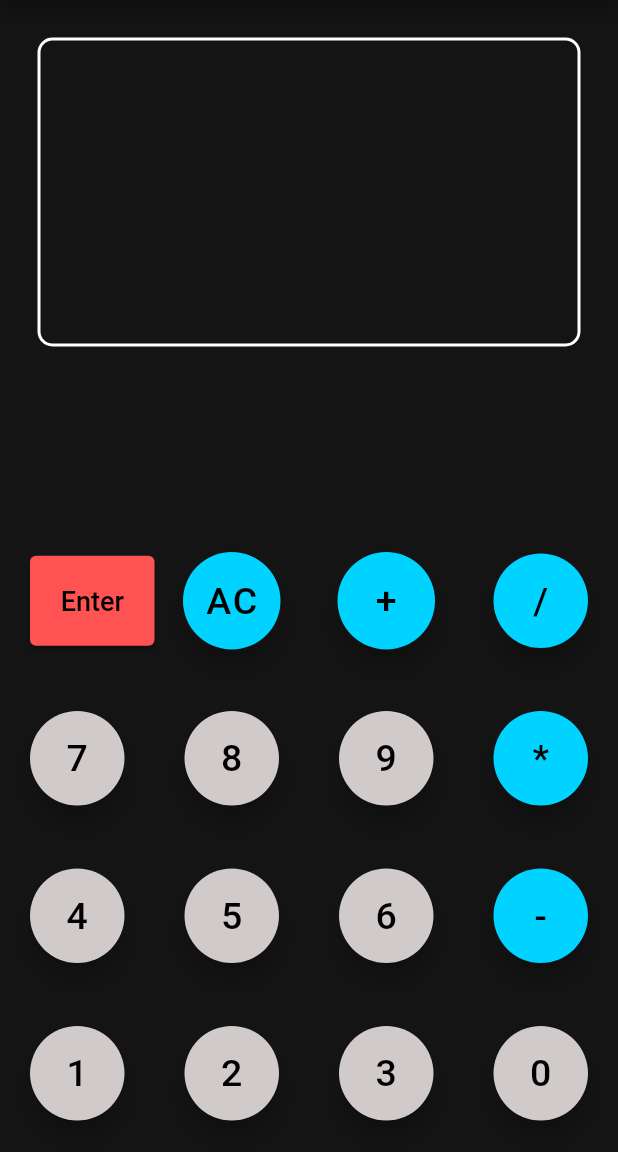
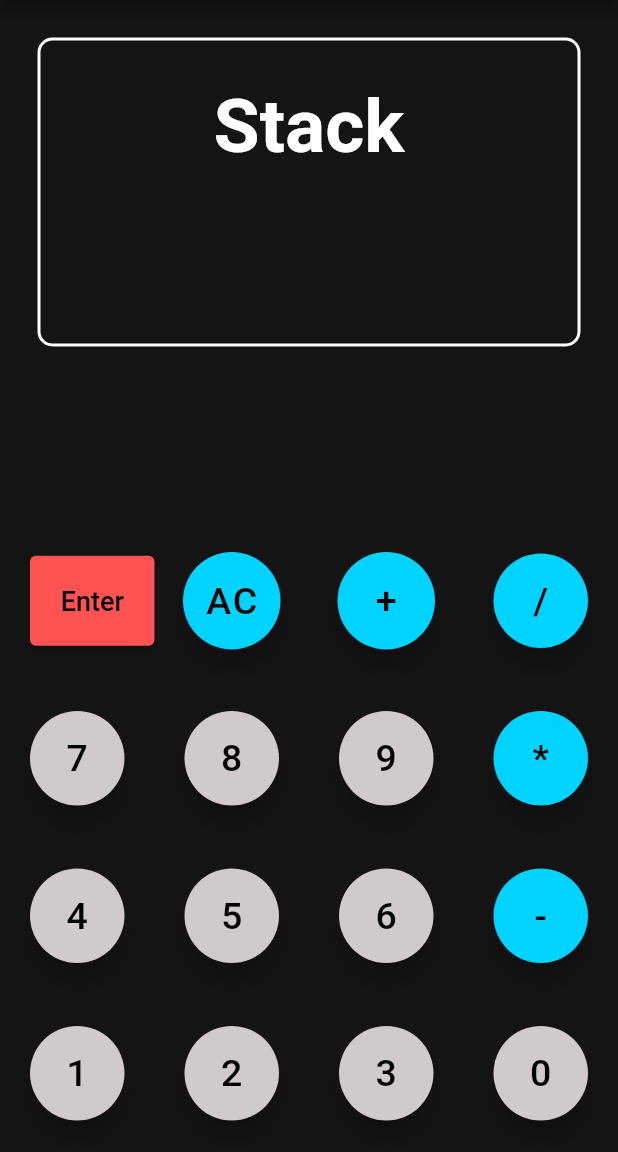
Before and after one commit to MathiasKrarup/RPN_Calculator, a Flutter app: the screen it shows after launch, on a phone screen of 412 x 824 dp, the part 84-1236 px from its top. Run offline on Flutter 3.47's test engine with Material 2 defaults, Android fonts, the phone set to English and light mode, and no system bars.

Commit message:
working on function

```diff
--- /dev/null
+++ b/lib/Backend/CommandPattern.dart
@@ -0,0 +1,73 @@
+abstract class Command {
+  void execute();
+}
+
+class AdditionCommand implements Command {
+  final List<double> stack;
+  List<double> _previousStack = [];
+
+  AdditionCommand(this.stack);
+
+  @override
+  void execute() {
+    if (stack.length >= 2) {
+      var b = stack.removeLast();
+      var a = stack.removeLast();
+      _previousStack = List.from(stack);
+      stack.add(a + b);
+    }
+  }
+
+  @override
+  undo(List<num> registry) {
+    if (_previousStack.isNotEmpty) {
+      stack.clear();
+      stack.addAll(_previousStack);
+    }
+  }
+}
+
+class SubtractCommand implements Command {
+  final List<double> stack;
+
+  SubtractCommand(this.stack);
+
+  @override
+  void execute() {
+    if (stack.length >= 2) {
+      var b = stack.removeLast();
+      var a = stack.removeLast();
+      stack.add(a - b);
+    }
+  }
+}
+
+class MultiplyCommand implements Command {
+  final List<double> stack;
+
+  MultiplyCommand(this.stack);
+
+  @override
+  void execute() {
+    if (stack.length >= 2) {
+      var b = stack.removeLast();
+      var a = stack.removeLast();
+      stack.add(a * b);
+    }
+  }
+}
+
+class DivideCommand implements Command {
+  final List<double> stack;
+
+  DivideCommand(this.stack);
+
+  @override
+  void execute() {
+    if (stack.length >= 2) {
+      var b = stack.removeLast();
+      var a = stack.removeLast();
+      stack.add(a / b);
+    }
+  }
+}
--- a/lib/CommandPattern.dart
+++ /dev/null
@@ -1,3 +0,0 @@
-abstract class Command {
-  void execute();
-}
--- /dev/null
+++ b/lib/Frontend/display.dart
@@ -0,0 +1,51 @@
+import 'package:flutter/material.dart';
+import 'package:gui_calculator/Frontend/keypad.dart';
+
+
+
+
+class Display extends StatelessWidget {
+  Color backgroundColor = Color(0xFF151414);
+
+  Display(this.calculatorState);
+
+  CalculatorState calculatorState;
+
+  @override
+  Widget build(BuildContext context) {
+    return Container(
+      color: backgroundColor,
+      child: Container(
+        margin: EdgeInsets.all(25),
+        decoration: BoxDecoration(
+          border: Border.all(
+            color: Colors.white,
+            width: 2,
+          ),
+          borderRadius: BorderRadius.circular(10),
+        ),
+        child: Column(
+          mainAxisAlignment: MainAxisAlignment.spaceEvenly,
+          children: [
+            Text(
+              'Stack',
+              style: TextStyle(
+                fontSize: 50,
+                fontWeight: FontWeight.bold,
+                color: Colors.white,
+              ),
+            ),
+            Text(
+              calculatorState.enteredNumber,
+              style: TextStyle(
+                fontSize: 50,
+                fontWeight: FontWeight.bold,
+                color: Colors.white,
+              ),
+            ),
+          ],
+        ),
+      ),
+    );
+  }
+}
--- a/lib/keypad.dart
+++ b/lib/Frontend/keypad.dart
@@ -1,5 +1,5 @@
 import 'package:flutter/material.dart';
-import 'CommandPattern.dart';
+import '../Backend/CommandPattern.dart';
 
 class RPNCalculator {
   final List<num> stack = [];
@@ -32,6 +32,10 @@ class Keypad extends StatelessWidget {
         calculatorState.enteredNumber = calculatorState.enteredNumber + value;
         updateUI();
     }
+
+
+
+
     return Container(
       color: containerColor,
       child: Column(
--- a/lib/display.dart
+++ /dev/null
@@ -1,39 +0,0 @@
-import 'package:flutter/material.dart';
-import 'package:gui_calculator/keypad.dart';
-
-
-
-
-class Display extends StatelessWidget {
-  Color backgroundColor = Color(0xFF151414);
-
-  Display (this.calculatorState);
-  CalculatorState calculatorState;
-
-  @override
-  Widget build(BuildContext context) {
-    return Container(
-      color: backgroundColor,
-      child: Container(
-        margin: EdgeInsets.all(25),
-        decoration: BoxDecoration(
-          border: Border.all(
-            color: Colors.white,
-            width: 2,
-          ),
-          borderRadius: BorderRadius.circular(10),
-        ),
-        child: Center(
-          child: Text(
-            calculatorState.enteredNumber,
-            style: TextStyle(
-              fontSize: 50,
-              fontWeight: FontWeight.bold,
-              color: Colors.white,
-            ),
-          ),
-        ),
-      ),
-    );
-  }
-}
--- a/lib/main.dart
+++ b/lib/main.dart
@@ -1,7 +1,7 @@
 import 'package:flutter/material.dart';
 import 'package:flutter/services.dart';
-import 'package:gui_calculator/keypad.dart';
-import 'package:gui_calculator/display.dart';
+import 'package:gui_calculator/Frontend/keypad.dart';
+import 'package:gui_calculator/Frontend/display.dart';
 
 void main() {
   SystemChrome.setSystemUIOverlayStyle(SystemUiOverlayStyle(
```
Also changed, not shown: lib/Backend/Stack.dart (added).
